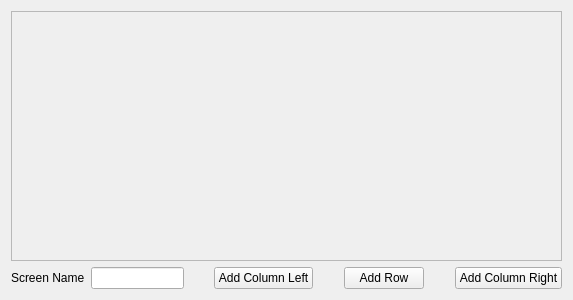
Before: the Qt Designer form mqt/MqtBase/ScreenConfigScreen.ui in Rsclub22/Minos2-Mirror, drawn with Qt 5.
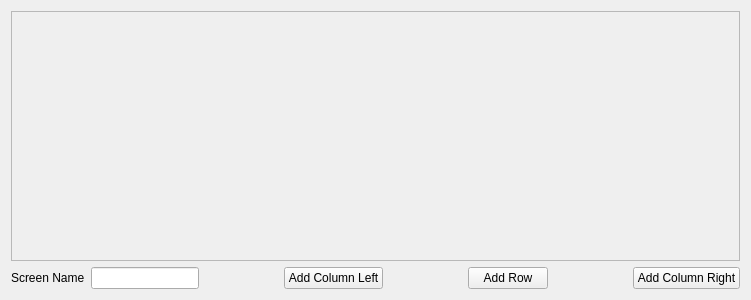
After: the same form once the commit is applied.

Diff of the .ui file:
```diff
--- a/mqt/MqtBase/ScreenConfigScreen.ui
+++ b/mqt/MqtBase/ScreenConfigScreen.ui
@@ -6,7 +6,7 @@
    <rect>
     <x>0</x>
     <y>0</y>
-    <width>573</width>
+    <width>751</width>
     <height>300</height>
    </rect>
   </property>
@@ -24,7 +24,7 @@
        <rect>
         <x>0</x>
         <y>0</y>
-        <width>551</width>
+        <width>729</width>
         <height>243</height>
        </rect>
       </property>
```
